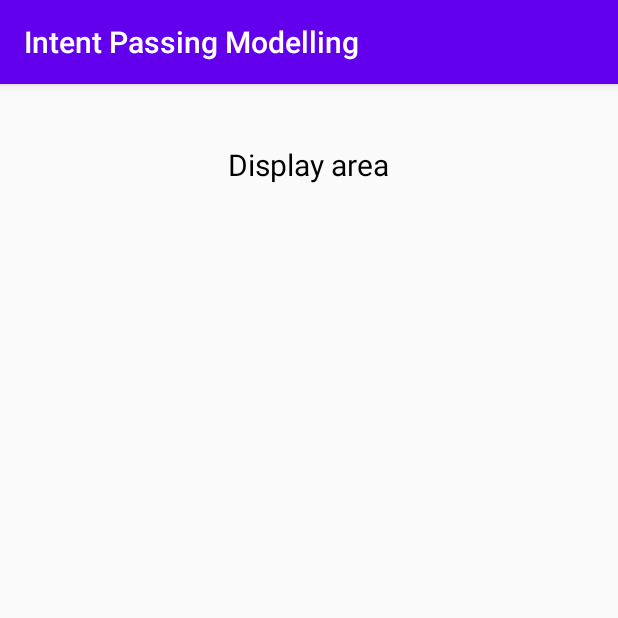
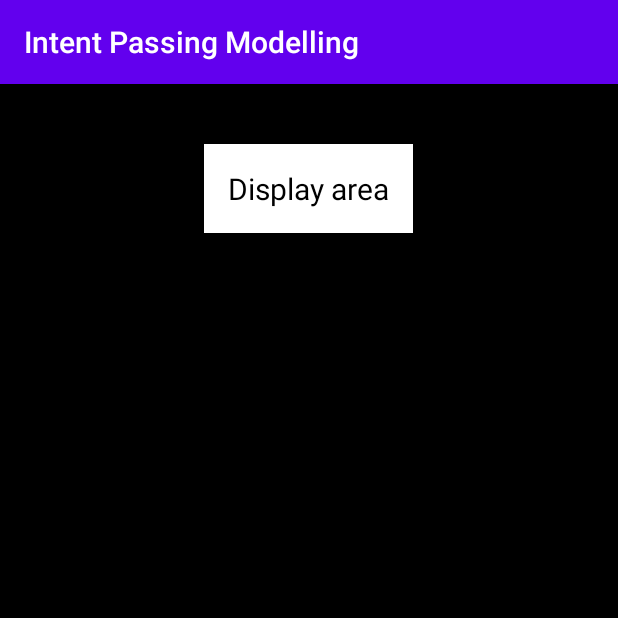
Before and after one commit to anantcodes/Intent-Passing-Modelling, an Android app: the ShowActivity screen opened directly, with no data from a screen before it, on a phone screen of 412 x 824 dp, the top half of it. Run offline under Robolectric (Android 15) with nearby library versions, the phone set to English and light mode, and no system bars.

Commit message:
color chnages

```diff
--- a/app/src/main/res/layout/activity_show.xml
+++ b/app/src/main/res/layout/activity_show.xml
@@ -4,15 +4,18 @@
     xmlns:tools="http://schemas.android.com/tools"
     android:layout_width="match_parent"
     android:layout_height="match_parent"
-    tools:context=".ShowActivity">
+    tools:context=".ShowActivity"
+    android:background="#000000">
 
     <TextView
+        android:background="#ffffff"
         android:layout_width="wrap_content"
         android:layout_height="wrap_content"
         android:text="@string/display_area"
         android:layout_centerHorizontal="true"
         android:layout_marginTop="40dp"
         android:textSize="20sp"
+        android:padding="16dp"
         android:textColor="#000000"/>
 
 </RelativeLayout>
```
